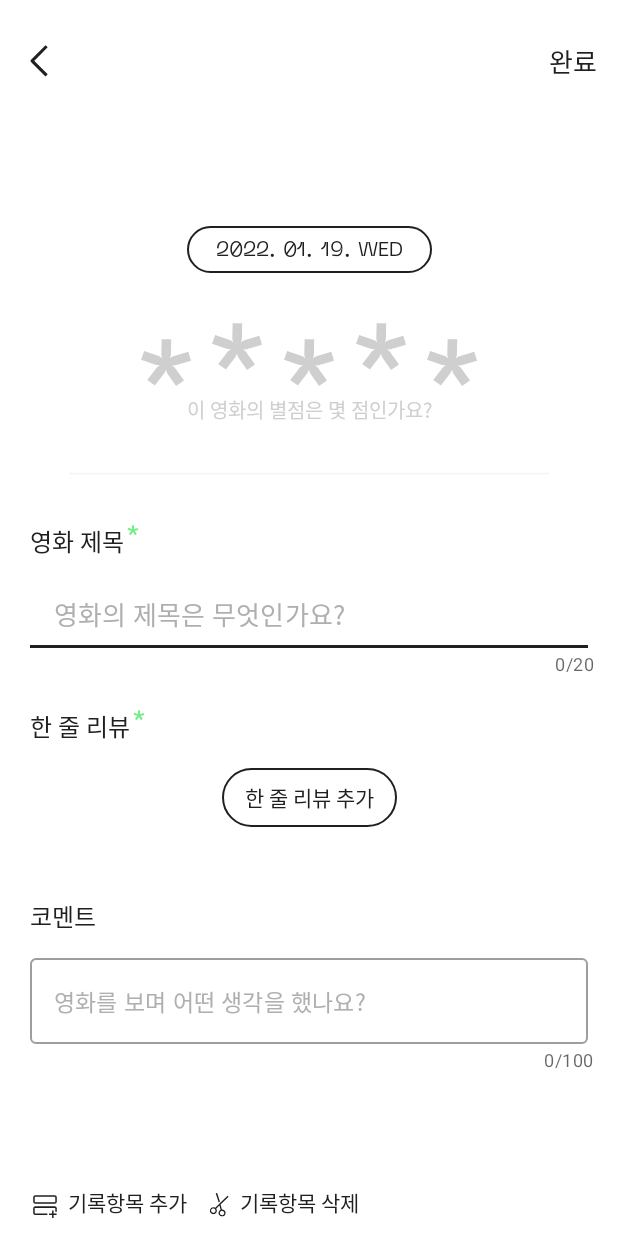
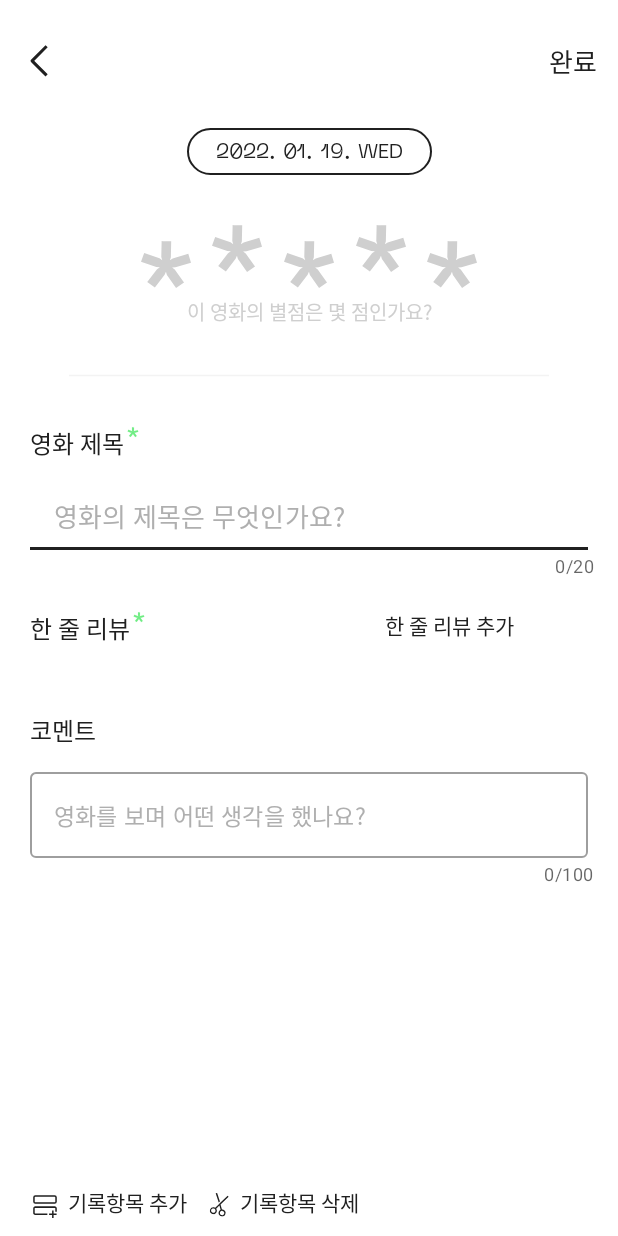
Before and after one commit to Team-Beforeget/Beforeget-Android, an Android app: the WriteActivity screen opened directly, with no data from a screen before it, on a phone screen of 412 x 824 dp. Run offline under Robolectric (Android 15) with nearby library versions, the phone set to English and light mode, and no system bars; our stand-ins replace data binding.

Commit message:
[Feat]:글쓰기 뷰 기능 수정 1. 칩그룹 교수님 의뢰 맡기는 중...

```diff
--- a/app/src/main/java/before/forget/feature/write/WriteActivity.kt
+++ b/app/src/main/java/before/forget/feature/write/WriteActivity.kt
@@ -40,7 +40,21 @@ class WriteActivity : AppCompatActivity() {
             LocalDateTime.now().format(DateTimeFormatter.ofPattern("yyyy. MM. dd")) + day
         getMediaLabel()
         btnSetOnClickListener()
+        binding.chipGroup.apply {
+        }
     }
+
+    /*fun ConstraintLayout.addChip(chipText: String) {
+        val chip = LayoutInflater.from(context).inflate(R.layout.view_chip, null) as Chip
+
+        val layoutParams = ViewGroup.MarginLayoutParams(
+            ViewGroup.MarginLayoutParams.WRAP_CONTENT,
+            ViewGroup.MarginLayoutParams.WRAP_CONTENT
+        )
+        chip.text = chipText
+        layoutParams.rightMargin = context.dpToPixel(4)
+        addView(chip, layoutParams)
+    }*/
 
     private fun createBottomSheet() { // 바텀시트 프래그먼트 생성
         val writeBottomSheetFragment = WriteBottomSheetFragment()
--- a/app/src/main/res/layout/activity_write.xml
+++ b/app/src/main/res/layout/activity_write.xml
@@ -64,7 +64,7 @@
 
         <androidx.core.widget.NestedScrollView
             android:layout_width="match_parent"
-            android:layout_height="wrap_content"
+            android:layout_height="0dp"
             android:fillViewport="true"
             app:layout_constraintBottom_toTopOf="@+id/tv_write_edit"
             app:layout_constraintTop_toBottomOf="@+id/tv_write_medialabel">
@@ -124,21 +124,15 @@
                     android:id="@+id/tv_write_addonelinebtn"
                     android:layout_width="wrap_content"
                     android:layout_height="wrap_content"
-                    android:layout_marginTop="16dp"
-                    android:background="@drawable/write_rectangle_1dp"
+                    android:layout_marginStart="160dp"
                     android:fontFamily="@font/pretendard_regular"
                     android:gravity="center"
                     android:lineHeight="16dp"
-                    android:paddingLeft="15dp"
-                    android:paddingTop="9dp"
-                    android:paddingRight="15dp"
-                    android:paddingBottom="9dp"
                     android:text="@string/write_addonelinebtn"
                     android:textColor="@color/black200"
                     android:textSize="14dp"
-                    app:layout_constraintEnd_toEndOf="parent"
-                    app:layout_constraintStart_toStartOf="parent"
-                    app:layout_constraintTop_toBottomOf="@+id/tv_write_oneline" />
+                    app:layout_constraintStart_toEndOf="@+id/iv_write_textstar2"
+                    app:layout_constraintTop_toTopOf="@+id/tv_write_oneline" />
 
                 <com.google.android.material.textfield.TextInputLayout
 
@@ -324,6 +318,17 @@
                     app:layout_constraintEnd_toEndOf="parent"
                     app:layout_constraintStart_toStartOf="parent"
                     app:layout_constraintTop_toBottomOf="@+id/til_write_commentinput" />
+
+                <com.google.android.material.chip.ChipGroup
+                    android:id="@+id/chipGroup"
+                    android:layout_width="0dp"
+                    android:layout_height="0dp"
+                    app:layout_constraintBottom_toTopOf="@+id/tv_write_comment"
+                    app:layout_constraintEnd_toEndOf="parent"
+                    app:layout_constraintStart_toStartOf="parent"
+                    app:layout_constraintTop_toBottomOf="@+id/tv_write_oneline">
+
+                </com.google.android.material.chip.ChipGroup>
             </androidx.constraintlayout.widget.ConstraintLayout>
         </androidx.core.widget.NestedScrollView>
 
```
Also changed, not shown: app/src/main/java/before/forget/util/ContextExtension.kt (added, +7 -0 lines), app/src/main/res/layout/view_chip.xml (added, +12 -0 lines).
